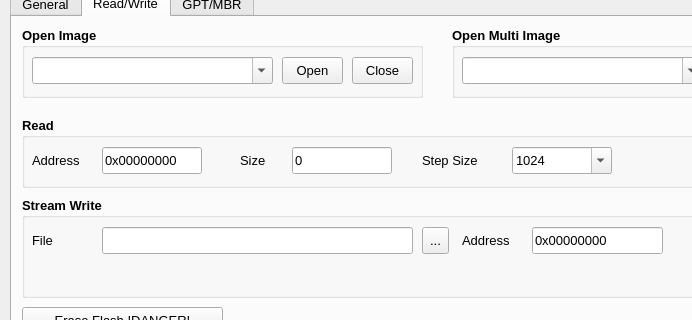
This is resources/ui/streaming_dload_window.ui in openpst/streaming-dload as Qt 5 draws it before an edit; both pictures show x 0 to 692 and y 116 to 436 of the 881 by 718 pixel window. The edited form follows.
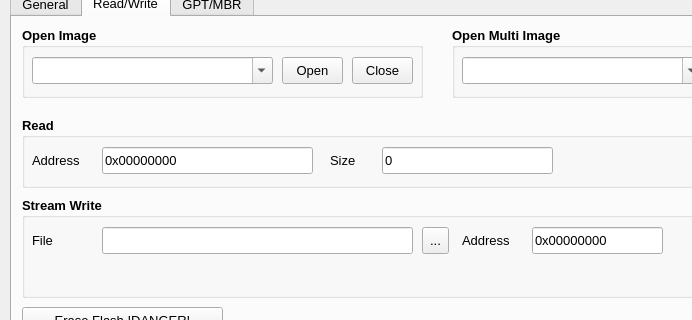
This is the edited form. The open tabs and pages were chosen to show the change. Custom widgets are drawn as their Qt base class.

Commit message: stream write and read

```diff
--- a/resources/ui/streaming_dload_window.ui
+++ b/resources/ui/streaming_dload_window.ui
@@ -555,9 +555,9 @@
       <widget class="QLineEdit" name="readSizeValue">
        <property name="geometry">
         <rect>
-         <x>270</x>
+         <x>360</x>
          <y>30</y>
-         <width>100</width>
+         <width>171</width>
          <height>27</height>
         </rect>
        </property>
@@ -576,7 +576,7 @@
         <rect>
          <x>80</x>
          <y>30</y>
-         <width>100</width>
+         <width>211</width>
          <height>27</height>
         </rect>
        </property>
@@ -593,7 +593,7 @@
       <widget class="QLabel" name="readSizeLabel">
        <property name="geometry">
         <rect>
-         <x>218</x>
+         <x>308</x>
          <y>30</y>
          <width>47</width>
          <height>27</height>
@@ -628,54 +628,6 @@
         <string>Address</string>
        </property>
       </widget>
-      <widget class="QLabel" name="readStepSizeLabel">
-       <property name="geometry">
-        <rect>
-         <x>400</x>
-         <y>30</y>
-         <width>71</width>
-         <height>27</height>
-        </rect>
-       </property>
-       <property name="font">
-        <font>
-         <weight>50</weight>
-         <bold>false</bold>
-        </font>
-       </property>
-       <property name="text">
-        <string>Step Size</string>
-       </property>
-      </widget>
-      <widget class="QComboBox" name="readStepSizeValue">
-       <property name="geometry">
-        <rect>
-         <x>490</x>
-         <y>30</y>
-         <width>100</width>
-         <height>27</height>
-        </rect>
-       </property>
-       <property name="font">
-        <font>
-         <weight>50</weight>
-         <bold>false</bold>
-        </font>
-       </property>
-       <property name="editable">
-        <bool>true</bool>
-       </property>
-       <item>
-        <property name="text">
-         <string>1024</string>
-        </property>
-       </item>
-       <item>
-        <property name="text">
-         <string>512</string>
-        </property>
-       </item>
-      </widget>
      </widget>
      <widget class="QGroupBox" name="writeGroupBox">
       <property name="geometry">
```
Left out of the diff: 2 changed lines with no effect on the pictures. The commit also changes 6 other files.
